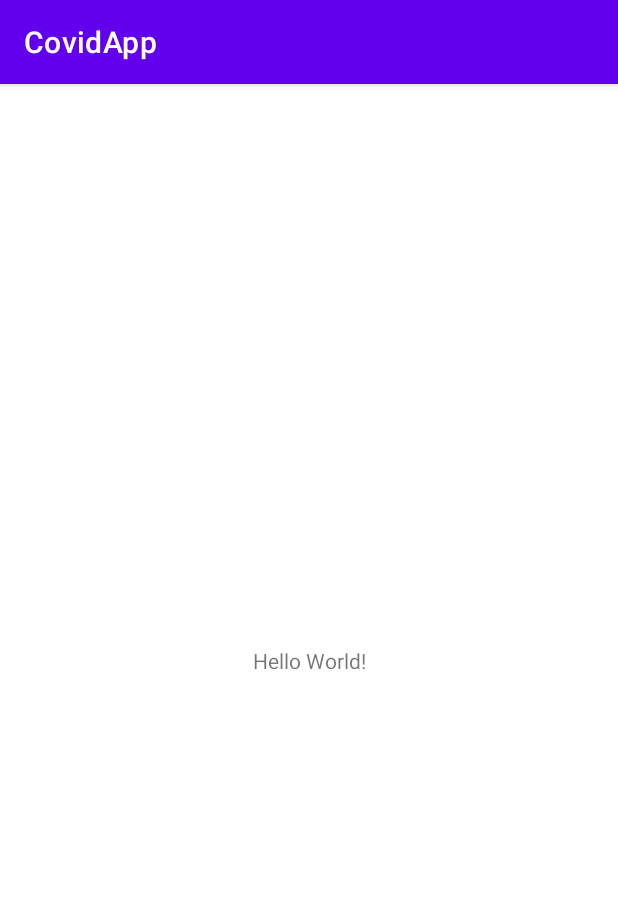
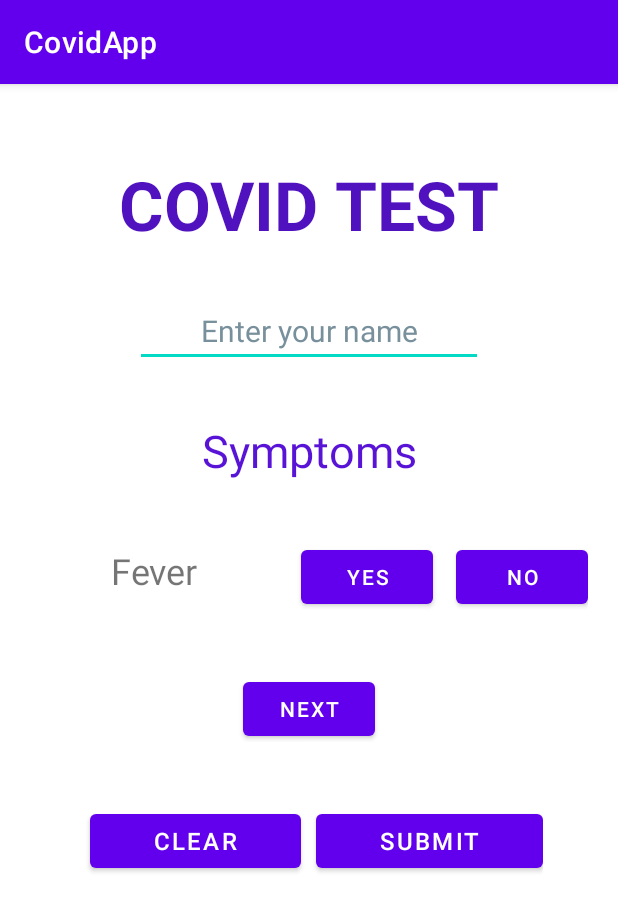
Before and after one commit to sitaram2k20/Covid_App, an Android app: the screen it shows after launch (MainActivity before the commit, First_Activity after it), on a phone screen of 412 x 824 dp. Shown: the top 911 px of the screen. Run offline under Robolectric (Android 15) with nearby library versions, the phone set to English and light mode, and no system bars.

Commit message:
All done

```diff
--- a/app/src/main/AndroidManifest.xml
+++ b/app/src/main/AndroidManifest.xml
@@ -9,8 +9,11 @@
         android:roundIcon="@mipmap/ic_launcher_round"
         android:supportsRtl="true"
         android:theme="@style/Theme.CovidApp">
+        <activity android:name=".Second_Activity"
+            android:parentActivityName=".First_Activity"
+            ></activity>
         <activity
-            android:name=".MainActivity"
+            android:name=".First_Activity"
             android:exported="true">
             <intent-filter>
                 <action android:name="android.intent.action.MAIN" />
--- /dev/null
+++ b/app/src/main/java/com/example/covidapp/First_Activity.java
@@ -0,0 +1,218 @@
+package com.example.covidapp;
+
+import androidx.annotation.NonNull;
+import androidx.appcompat.app.AppCompatActivity;
+
+import android.content.Intent;
+import android.os.Bundle;
+import android.os.PersistableBundle;
+import android.util.Log;
+import android.view.View;
+import android.widget.Button;
+import android.widget.EditText;
+import android.widget.TextView;
+import android.widget.Toast;
+
+import java.util.Arrays;
+
+public class First_Activity<symptom, a> extends AppCompatActivity {
+
+    private Button trueButton;
+    private Button falseButton;
+    private Button nextButton;
+    private Button clearButton;
+    private Button submitForm;
+    private EditText editText;
+    private TextView symptomTextview;
+
+    private static final String TAG = "First_Activity";
+
+    // some keys for storing or saving the currentIndex, name , Symptoms[] object
+    static final String name = "com.example.Name";
+    static final String symptoms = "com.example.Symptoms";
+    static final String id = "symptomId";
+
+    private int currentIndex = 0;
+    private String prevState = "Initiate First_Activity";  // Assume the state before onCreate in First Activity
+
+    public Symptoms[] symptom = new Symptoms[]{
+            new Symptoms(R.string.fever),
+            new Symptoms(R.string.ache),
+            new Symptoms(R.string.cough),
+            new Symptoms(R.string.runny_nose),
+            new Symptoms(R.string.scratchy),
+            new Symptoms(R.string.smell),
+            new Symptoms(R.string.tired),
+    };
+
+    @Override
+    protected void onCreate(Bundle savedInstanceState) {
+        Log.i(TAG, "State of First_Activity changed from " + prevState + " to " + "onCreate");
+        Toast.makeText(First_Activity.this, "State of First_Activity changed from " + prevState + " to " + "onCreate", Toast.LENGTH_SHORT).show();
+        prevState = "onCreate";
+        super.onCreate(savedInstanceState);
+        setContentView(R.layout.activity_main);
+
+        editText = (EditText) findViewById(R.id.Edit_Text);
+        symptomTextview = (TextView) findViewById(R.id.textView3);
+        trueButton = (Button) findViewById(R.id.button);
+        falseButton = (Button) findViewById(R.id.button2);
+        nextButton = (Button) findViewById(R.id.button3);
+        clearButton = (Button) findViewById(R.id.button4);
+        submitForm = (Button) findViewById(R.id.button5);
+
+        if (savedInstanceState != null) {
+            currentIndex = savedInstanceState.getInt(id);
+            editText.setText(savedInstanceState.getString(name));
+            symptom = (Symptoms[]) savedInstanceState.get(symptoms);
+        }
+
+        symptomTextview.setText(symptom[currentIndex].nameSymptom);   // Set the first symptom on screen
+
+        trueButton.setOnClickListener(new View.OnClickListener() {
+            @Override
+            public void onClick(View view) {
+                checkAnswer(true);
+            }
+        });
+
+        falseButton.setOnClickListener(new View.OnClickListener() {
+            @Override
+            public void onClick(View view) {
+                checkAnswer(false);
+            }
+        });
+
+        nextButton.setOnClickListener(new View.OnClickListener() {
+            @Override
+            public void onClick(View view) {
+                updateSymptom();
+            }
+        });
+
+        // Clear button clear all the fields and start fresh
+        clearButton.setOnClickListener(new View.OnClickListener() {
+            @Override
+            public void onClick(View view) {
+                if (currentIndex >= 6 && symptom[currentIndex].getOptionChoice() != 0) {
+                    currentIndex = 0;
+                    editText.setText("");
+                    for (int i = 0; i < symptom.length; i++) {
+                        symptom[i].setOptionChoice(0);
+                    }
+                    symptomTextview.setText(symptom[currentIndex].nameSymptom);
+                } else {
+                    Toast.makeText(First_Activity.this, "Answer all the symptoms then clear", Toast.LENGTH_SHORT).show();
+                }
+            }
+        });
+
+        // submit button open the second activity.
+        submitForm.setOnClickListener(new View.OnClickListener() {
+            @Override
+            public void onClick(View view) {
+                if (!editText.getText().toString().equals("") && currentIndex >= 6 && symptom[currentIndex].getOptionChoice() != 0) {
+                    submitButton(view);
+                } else {
+                    Toast.makeText(First_Activity.this, "Answer all the symptoms and enter the name, then submit", Toast.LENGTH_SHORT).show();
+                }
+            }
+        });
+
+    }
+
+    private void submitButton(View view) {
+        Intent intent = new Intent(First_Activity.this, Second_Activity.class);  // give intent to switch activity
+        intent.putExtra(name, editText.getText().toString());
+        intent.putExtra(symptoms, symptom);
+        startActivity(intent);
+    }
+
+    private void updateSymptom() {
+        if (currentIndex < 6 && symptom[currentIndex].getOptionChoice() != 0) {
+            symptomTextview.setText(symptom[currentIndex + 1].nameSymptom);
+            currentIndex = currentIndex + 1;
+        } else if (currentIndex >= 6 && symptom[currentIndex].getOptionChoice() != 0) {
+            Toast.makeText(First_Activity.this, "No more Symptoms left. Now you can clear or submit", Toast.LENGTH_SHORT).show();
+        } else {
+            Toast.makeText(First_Activity.this, "chose Yes or No. Then move to next Symptom", Toast.LENGTH_SHORT).show();
+        }
+    }
+
+    // check answer is used to store the symptom answer in symptom object
+    private void checkAnswer(boolean pressed) {
+        if (pressed) {
+            symptom[currentIndex].setOptionChoice(1); // 1 == Yes
+        } else {
+            symptom[currentIndex].setOptionChoice(-1);// -1 == No
+        }
+    }
+
+    @Override
+    protected void onStart() {
+        Log.i(TAG, "State of First_Activity changed from " + prevState + " to " + "onStart");
+        Toast.makeText(First_Activity.this, "State of First_Activity changed from " + prevState + " to " + "onStart", Toast.LENGTH_SHORT).show();
+        prevState = "onStart";
+        super.onStart();
+    }
+
+    @Override
+    protected void onResume() {
+        Log.i(TAG, "State of First_Activity changed from " + prevState + " to " + "onResume");
+        Toast.makeText(First_Activity.this, "State of First_Activity changed from " + prevState + " to " + "onResume", Toast.LENGTH_SHORT).show();
+        prevState = "onResume";
+        super.onResume();
+    }
+
+    @Override
+    protected void onPause() {
+        Log.i(TAG, "State of First_Activity changed from " + prevState + " to " + "onPause");
+        Toast.makeText(First_Activity.this, "State of First_Activity changed from " + prevState + " to " + "onPause", Toast.LENGTH_SHORT).show();
+        prevState = "onPause";
+        super.onPause();
+    }
+
+    @Override
+    protected void onStop() {
+        Log.i(TAG, "State of First_Activity changed from " + prevState + " to " + "onStop");
+        Toast.makeText(First_Activity.this, "State of First_Activity changed from " + prevState + " to " + "onStop", Toast.LENGTH_SHORT).show();
+        prevState = "onStop";
+        super.onStop();
+    }
+
+    @Override
+    protected void onDestroy() {
+        Log.i(TAG, "State of First_Activity changed from " + prevState + " to " + "onDestroy");
+        Toast.makeText(First_Activity.this, "State of First_Activity changed from " + prevState + " to " + "onDestroy", Toast.LENGTH_SHORT).show();
+        prevState = "onDestroy";
+        super.onDestroy();
+    }
+
+    @Override
+    protected void onRestart() {
+        Log.i(TAG, "State of First_Activity changed from " + prevState + " to " + "onRestart");
+        Toast.makeText(First_Activity.this, "State of First_Activity changed from " + prevState + " to " + "onRestart", Toast.LENGTH_SHORT).show();
+        prevState = "onRestart";
+        super.onRestart();
+    }
+
+    @Override
+    public void onSaveInstanceState(Bundle savedInstanceState) {
+        Log.i(TAG, "State of First_Activity changed from " + prevState + " to " + "onSaveInstanceState");
+        Toast.makeText(First_Activity.this, "State of First_Activity changed from " + prevState + " to " + "onSaveInstanceState", Toast.LENGTH_SHORT).show();
+        prevState = "onSaveInstanceState";
+        super.onSaveInstanceState(savedInstanceState);
+        savedInstanceState.putString(name, editText.getText().toString());
+        savedInstanceState.putInt(id, currentIndex);
+        savedInstanceState.putSerializable(symptoms, symptom);
+
+    }
+
+    @Override
+    protected void onRestoreInstanceState(@NonNull Bundle savedInstanceState) {
+        Log.i(TAG, "State of First_Activity changed from " + prevState + " to " + "onRestoreInstanceState");
+        Toast.makeText(First_Activity.this, "State of First_Activity changed from " + prevState + " to " + "onRestoreInstanceState", Toast.LENGTH_SHORT).show();
+        prevState = "onRestoreInstanceState";
+        super.onRestoreInstanceState(savedInstanceState);
+    }
+}
--- /dev/null
+++ b/app/src/main/java/com/example/covidapp/Symptoms.java
@@ -0,0 +1,21 @@
+package com.example.covidapp;
+
+import java.io.Serializable;
+
+// implement model in which I make the class Serializable which helps us to save the instance and pass intent
+public class Symptoms implements Serializable {
+    public int nameSymptom;
+    private int optionChoice = 0; // initially it is 0 which means Symptom has no answer, Later we set value 1==Yes and -1==No according to user choice
+
+    public Symptoms(int symptom){
+        nameSymptom = symptom;
+    }
+
+    public int getOptionChoice() {
+        return optionChoice;
+    }
+
+    public void setOptionChoice(int option){
+        optionChoice = option;
+    }
+}
--- a/app/src/main/res/layout/activity_main.xml
+++ b/app/src/main/res/layout/activity_main.xml
@@ -1,18 +1,127 @@
 <?xml version="1.0" encoding="utf-8"?>
-<androidx.constraintlayout.widget.ConstraintLayout xmlns:android="http://schemas.android.com/apk/res/android"
-    xmlns:app="http://schemas.android.com/apk/res-auto"
+<androidx.core.widget.NestedScrollView xmlns:android="http://schemas.android.com/apk/res/android"
     xmlns:tools="http://schemas.android.com/tools"
     android:layout_width="match_parent"
     android:layout_height="match_parent"
-    tools:context=".MainActivity">
+    android:layout_marginTop="50dp"
+    android:orientation="vertical"
+    tools:context=".First_Activity">
 
-    <TextView
-        android:layout_width="wrap_content"
+
+    <LinearLayout
+        android:layout_width="match_parent"
         android:layout_height="wrap_content"
-        android:text="Hello World!"
-        app:layout_constraintBottom_toBottomOf="parent"
-        app:layout_constraintLeft_toLeftOf="parent"
-        app:layout_constraintRight_toRightOf="parent"
-        app:layout_constraintTop_toTopOf="parent" />
+        android:orientation="vertical">
 
-</androidx.constraintlayout.widget.ConstraintLayout>
+        <TextView
+            android:id="@+id/textView1"
+            android:layout_width="match_parent"
+            android:layout_height="wrap_content"
+            android:text="@string/test_for_covid"
+            android:textAlignment="center"
+            android:textColor="#5011BF"
+            android:textSize="45sp"
+            android:textStyle="bold" />
+
+        <EditText
+            android:id="@+id/Edit_Text"
+            android:layout_width="match_parent"
+            android:layout_height="wrap_content"
+            android:layout_marginStart="90dp"
+            android:layout_marginTop="30dp"
+            android:layout_marginEnd="90dp"
+            android:autofillHints=""
+            android:hint="@string/enter_your_name"
+            android:inputType="textPersonName"
+            android:textAlignment="center"
+            android:textColorHint="#78909C"
+            android:textSize="20sp" />
+
+
+        <TextView
+            android:id="@+id/textView2"
+            android:layout_width="match_parent"
+            android:layout_height="wrap_content"
+            android:layout_marginStart="70dp"
+            android:layout_marginTop="35dp"
+            android:layout_marginEnd="70dp"
+            android:text="@string/symptoms"
+            android:textAlignment="center"
+            android:textColor="#5913D6"
+            android:textSize="30sp" />
+
+        <LinearLayout
+            android:layout_width="match_parent"
+            android:layout_height="wrap_content"
+            android:layout_marginLeft="20dp"
+            android:layout_marginTop="40dp"
+            android:layout_marginRight="20dp"
+            android:orientation="horizontal">
+
+            <TextView
+                android:id="@+id/textView3"
+                android:layout_width="0dp"
+                android:layout_height="wrap_content"
+                android:layout_weight="1"
+                android:text="@string/runny_nose"
+                android:textAlignment="center"
+                android:textSize="24sp" />
+
+            <Button
+                android:id="@+id/button"
+                android:layout_width="wrap_content"
+                android:layout_height="wrap_content"
+                android:layout_marginStart="15dp"
+                android:layout_marginEnd="15dp"
+                android:text="@string/yes" />
+
+            <Button
+                android:id="@+id/button2"
+                android:layout_width="wrap_content"
+                android:layout_height="wrap_content"
+                android:text="@string/no" />
+
+        </LinearLayout>
+
+        <Button
+            android:id="@+id/button3"
+            android:layout_width="wrap_content"
+            android:layout_height="wrap_content"
+            android:layout_gravity="center"
+            android:layout_marginTop="40dp"
+            android:text="@string/next" />
+
+        <LinearLayout
+            android:layout_width="match_parent"
+            android:layout_height="wrap_content"
+            android:layout_marginLeft="50dp"
+            android:layout_marginTop="40dp"
+            android:layout_marginRight="50dp"
+            android:orientation="horizontal">
+
+            <Button
+                android:id="@+id/button4"
+                style="@style/Widget.MaterialComponents.Button"
+                android:layout_width="wrap_content"
+                android:layout_height="wrap_content"
+                android:layout_marginStart="10dp"
+                android:layout_marginEnd="10dp"
+                android:layout_weight="1"
+                android:text="@string/clear"
+                android:textAllCaps="true"
+                android:textSize="16sp" />
+
+            <Button
+                android:id="@+id/button5"
+                style="@style/Widget.MaterialComponents.Button"
+                android:layout_width="wrap_content"
+                android:layout_height="wrap_content"
+                android:layout_weight="1"
+                android:text="@string/submit"
+                android:textAllCaps="true"
+                android:textSize="16sp" />
+        </LinearLayout>
+
+    </LinearLayout>
+
+</androidx.core.widget.NestedScrollView>
--- a/app/src/main/res/values/strings.xml
+++ b/app/src/main/res/values/strings.xml
@@ -1,3 +1,26 @@
 <resources>
     <string name="app_name">CovidApp</string>
+
+    <string name="button">Button</string>
+    <string name="textview">TextView</string>
+    <string name="symptoms">Symptoms</string>
+
+    <string name="test_for_covid">COVID TEST</string>
+    <string name="enter_your_name">Enter your name</string>
+
+    <string name="no">No</string>
+    <string name="yes">Yes</string>
+    <string name="next">Next</string>
+    <string name="clear">Clear</string>
+    <string name="submit">Submit</string>
+    <string name="result">Result</string>
+
+    <string name="scratchy">Scratchy Throat</string>
+    <string name="runny_nose">Runny nose</string>
+    <string name="fever">Fever</string>
+    <string name="ache">Body and head ache</string>
+    <string name="smell">Lost of smell or taste</string>
+    <string name="cough">Cough</string>
+    <string name="tired">Tiredness</string>
+
 </resources>
```
Also changed, not shown: app/src/main/java/com/example/covidapp/Second_Activity.java (added, +149 -0 lines), app/src/main/res/layout/second_activity.xml (added, +50 -0 lines).
